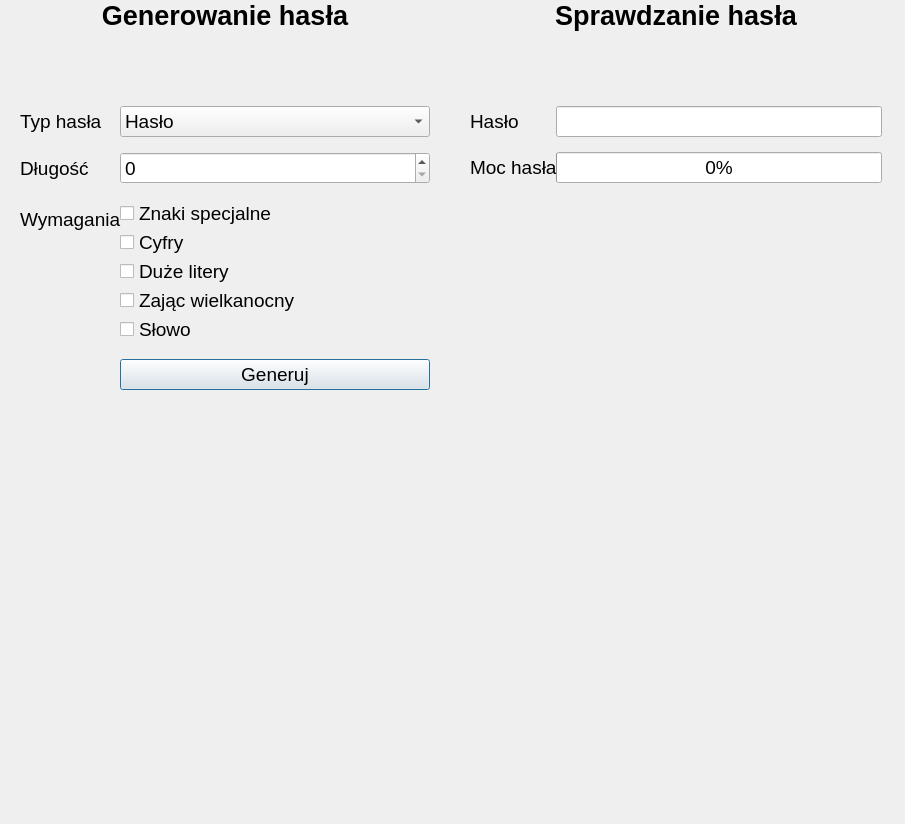
Yoir-yes/zASDADA, file layout.ui: the form before one commit.
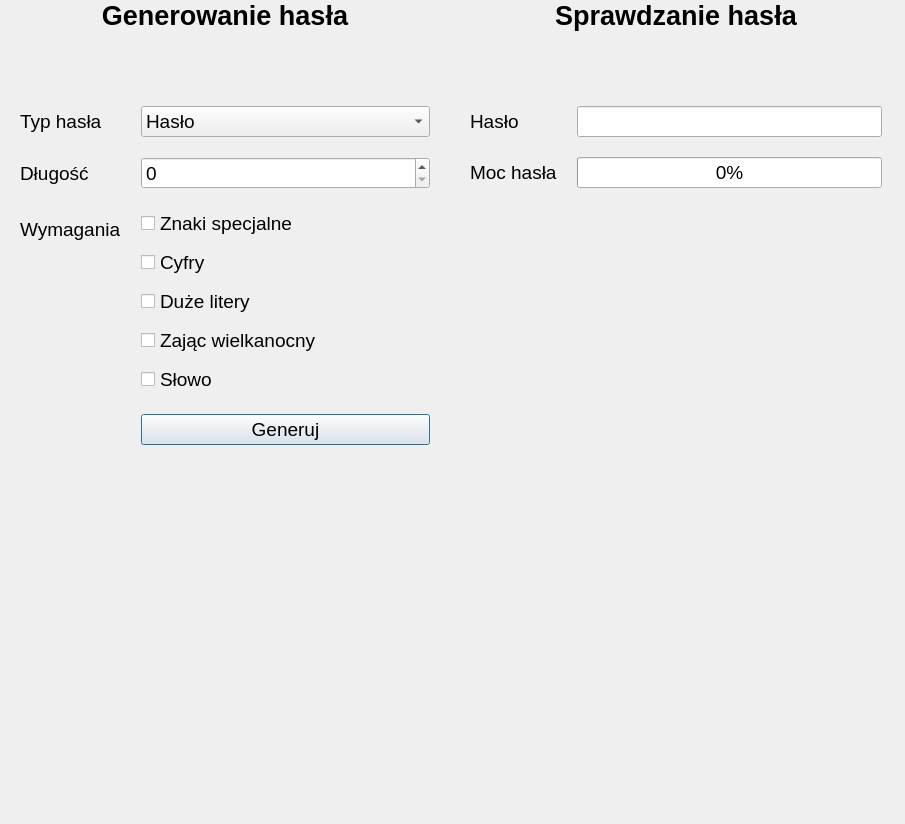
The form after the commit.

Patch:
```diff
--- a/layout.ui
+++ b/layout.ui
@@ -33,8 +33,11 @@
     </property>
     <item row="2" column="2">
      <layout class="QFormLayout" name="formLayout_2">
+      <property name="horizontalSpacing">
+       <number>20</number>
+      </property>
       <property name="verticalSpacing">
-       <number>15</number>
+       <number>20</number>
       </property>
       <property name="leftMargin">
        <number>20</number>
@@ -137,8 +140,11 @@
     </item>
     <item row="2" column="0">
      <layout class="QFormLayout" name="formLayout">
+      <property name="horizontalSpacing">
+       <number>20</number>
+      </property>
       <property name="verticalSpacing">
-       <number>15</number>
+       <number>20</number>
       </property>
       <property name="leftMargin">
        <number>20</number>
@@ -201,6 +207,9 @@
       </item>
       <item row="2" column="1">
        <layout class="QVBoxLayout" name="verticalLayout">
+        <property name="spacing">
+         <number>10</number>
+        </property>
         <item>
          <widget class="QCheckBox" name="specialChar">
           <property name="text">
@@ -265,6 +274,12 @@
       <property name="alignment">
        <set>Qt::AlignCenter</set>
       </property>
+      <property name="wordWrap">
+       <bool>false</bool>
+      </property>
+      <property name="margin">
+       <number>0</number>
+      </property>
      </widget>
     </item>
    </layout>
```
Left out of the diff: 18 changed lines with no effect on the pictures.
